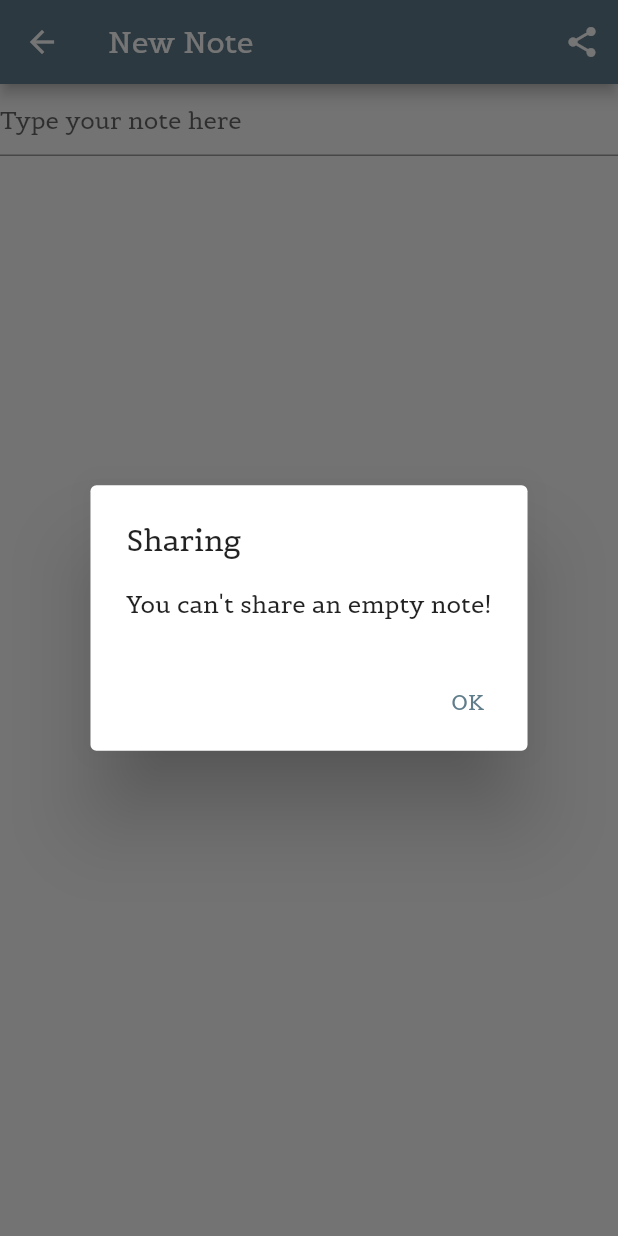
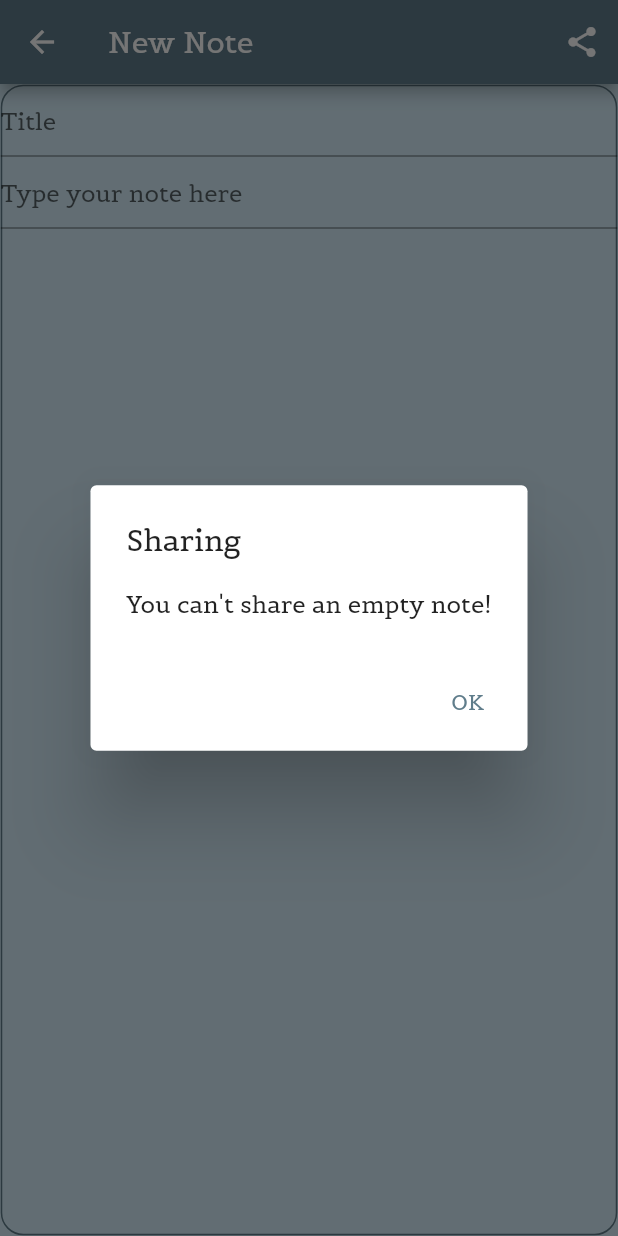
Before and after one commit to Nanashi28/Notes, a Flutter app: the CreateUpdateNoteView screen opened by its route, after a tap on the "share" icon, on a phone screen of 412 x 824 dp. Run offline on Flutter 3.47's test engine with Material 2 defaults, Android fonts, the phone set to English and light mode, and no system bars; our stand-ins replace bloc, cloud_firestore, equatable, firebase_auth, firebase_core, flutter_bloc and 2 more; accounts and stored records are empty.

Commit message:
few changes with design

```diff
--- a/lib/main.dart
+++ b/lib/main.dart
@@ -20,7 +20,9 @@ void main() {
       title: 'Pa Notepad',
       theme: ThemeData(
         primarySwatch: Colors.blueGrey,
+        brightness: Brightness.light,
         fontFamily: 'Belgrano',
+        scaffoldBackgroundColor: const Color.fromARGB(255, 213, 238, 250),
       ),
       home: BlocProvider<AuthBloc>(
         create: (context) => AuthBloc(FirebaseAuthProvider()),
--- a/lib/services/cloud/cloud_note.dart
+++ b/lib/services/cloud/cloud_note.dart
@@ -7,15 +7,18 @@ class CloudNote {
   final String documentId;
   final String ownerUserId;
   final String text;
+  final String title;
 
   const CloudNote({
     required this.documentId,
     required this.ownerUserId,
     required this.text,
+    required this.title,
   });
 
   CloudNote.fromSnapshot(QueryDocumentSnapshot<Map<String, dynamic>> snapshot)
       : documentId = snapshot.id,
         ownerUserId = snapshot.data()[ownerUserIdFieldName],
-        text = snapshot.data()[textFieldName] as String;
+        text = snapshot.data()[textFieldName] as String,
+        title = snapshot.data()[noteTitleFieldName] as String;
 }
--- a/lib/services/cloud/cloud_storage_constants.dart
+++ b/lib/services/cloud/cloud_storage_constants.dart
@@ -1,3 +1,4 @@
 const ownerUserIdFieldName = 'user_id';
 const textFieldName = 'text';
 const noteTitleFieldName = 'title';
+const dateModified = 'modified_at';
--- a/lib/services/cloud/firebase_cloud_storage.dart
+++ b/lib/services/cloud/firebase_cloud_storage.dart
@@ -17,10 +17,12 @@ class FirebaseCloudStorage {
   Future<void> updateNote({
     required String documentId,
     required String text,
+    required String? title,
   }) async {
     try {
       await notes.doc(documentId).update({
         textFieldName: text,
+        noteTitleFieldName: title,
       });
     } catch (e) {
       throw CouldNotUpdateNoteException();
@@ -57,12 +59,15 @@ class FirebaseCloudStorage {
       ownerUserIdFieldName: ownerUserId,
       textFieldName: '',
       noteTitleFieldName: '',
+      dateModified: Timestamp.now(),
     });
     final fetchedNote = await document.get();
+
     return CloudNote(
       documentId: fetchedNote.id,
       ownerUserId: ownerUserId,
       text: '',
+      title: '',
     );
   }
 
--- a/lib/views/notes/create_update_note_view.dart
+++ b/lib/views/notes/create_update_note_view.dart
@@ -17,11 +17,13 @@ class _CreateUpdateNoteViewState extends State<CreateUpdateNoteView> {
   CloudNote? _note;
   late final FirebaseCloudStorage _notesService;
   late final TextEditingController _textController;
+  late final TextEditingController _titleController;
 
   @override
   void initState() {
     _notesService = FirebaseCloudStorage();
     _textController = TextEditingController();
+    _titleController = TextEditingController();
     super.initState();
   }
 
@@ -31,9 +33,11 @@ class _CreateUpdateNoteViewState extends State<CreateUpdateNoteView> {
       return;
     }
     final text = _textController.text;
+    final title = _titleController.text;
     await _notesService.updateNote(
       documentId: note.documentId,
       text: text,
+      title: title,
     );
   }
 
@@ -72,10 +76,12 @@ class _CreateUpdateNoteViewState extends State<CreateUpdateNoteView> {
   void _saveNoteIfTextNotEmpty() async {
     final note = _note;
     final text = _textController.text;
+    final title = _titleController.text;
     if (note != null && text.isNotEmpty) {
       await _notesService.updateNote(
         documentId: note.documentId,
         text: text,
+        title: title,
       );
     }
   }
@@ -113,7 +119,30 @@ class _CreateUpdateNoteViewState extends State<CreateUpdateNoteView> {
           switch (snapshot.connectionState) {
             case ConnectionState.done:
               _setupTextControllerListener();
-              return TextField(
+              return Padding(
+                padding: const EdgeInsets.all(0.5),
+                child: DecoratedBox(
+                  decoration: const ShapeDecoration(
+                    shape: RoundedRectangleBorder(
+                      side: BorderSide(color: Colors.blueGrey),
+                      borderRadius: BorderRadius.all(
+                        Radius.circular(15),
+                      ),
+                    ),
+                  ),
+                  child: Column(
+                    children: [
+                      TextField(
+                        controller: _titleController,
+                        autocorrect: false,
+                        keyboardType: TextInputType.multiline,
+                        enableSuggestions: false,
+                        maxLines: null,
+                        decoration: const InputDecoration(
+                          hintText: 'Title',
+                        ),
+                      ),
+                      TextField(
                         controller: _textController,
                         autocorrect: false,
                         keyboardType: TextInputType.multiline,
@@ -121,6 +150,10 @@ class _CreateUpdateNoteViewState extends State<CreateUpdateNoteView> {
                         maxLines: null,
                         decoration: const InputDecoration(
                           hintText: 'Type your note here',
+                        ),
+                      ),
+                    ],
+                  ),
                 ),
               );
             default:
--- a/pubspec.yaml
+++ b/pubspec.yaml
@@ -46,6 +46,9 @@ dependencies:
   flutter_bloc: ^8.0.1
   equatable: ^2.0.3
   flutter_launcher_icons: ^0.9.3
+  settings_ui: ^2.0.2
+  flex_color_scheme: ^5.1.0
+  intl: ^0.17.0
 
 dev_dependencies:
   flutter_test:
```
Also changed, not shown: lib/views/notes/notes_list_view.dart (+19 -2 lines), lib/views/settings_view.dart (added, +21 -0 lines), pubspec.lock. Lines whose indentation alone changed are shown as unchanged.
